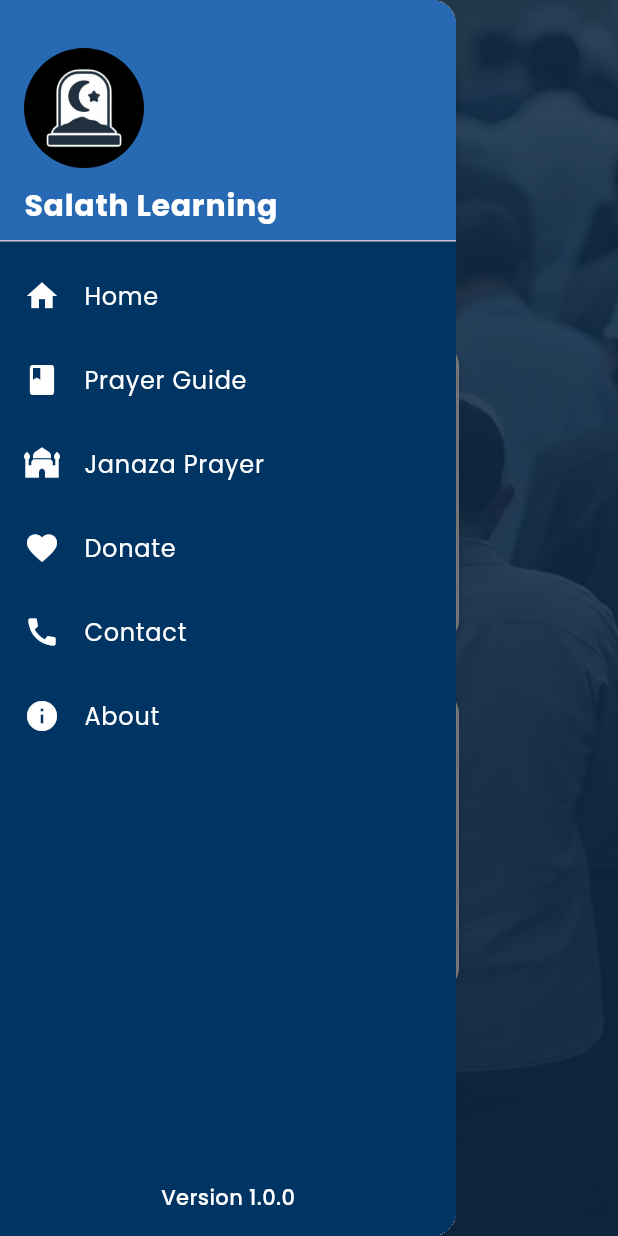
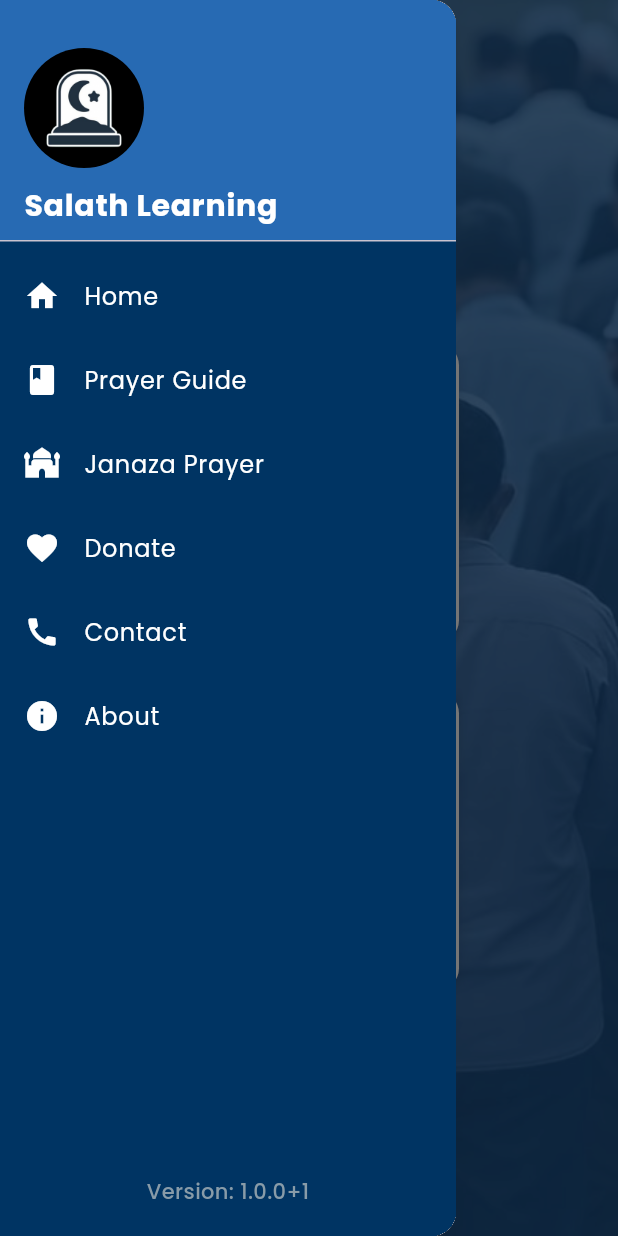
Before and after one commit to Jalaludheen25/Salat_jnz, a Flutter app: the HomeScreen screen opened directly, with the side drawer open, on a phone screen of 412 x 824 dp. Run offline on Flutter 3.47's test engine with Material 3 defaults, Android fonts, the phone set to English and light mode, and no system bars; our stand-ins replace flutter_svg, google_fonts, just_audio, shared_preferences; accounts and stored records are empty.

Commit message:
🔖 Display app version in drawer using constants

```diff
--- /dev/null
+++ b/lib/constants/appkeys.dart
@@ -0,0 +1,4 @@
+class appkeys {
+  static const String appname = 'Salath Janaza';
+  static const String appversion = '1.0.0+1';
+}
--- a/lib/screen/home screen.dart
+++ b/lib/screen/home screen.dart
@@ -1,5 +1,6 @@
 import 'package:flutter/material.dart';
 import 'package:google_fonts/google_fonts.dart';
+import 'package:salat_al_janaza/constants/appkeys.dart';
 import 'package:salat_al_janaza/constants/colorclass.dart';
 import 'package:salat_al_janaza/constants/iconclass.dart';
 import 'package:salat_al_janaza/constants/imagesclass.dart';
@@ -60,7 +61,7 @@ class _HomeScreenState extends State<HomeScreen> {
             children: [
               const SizedBox(width: 10),
               Text(
-                'Salath Janaza',
+                appkeys.appname,
                 style: GoogleFonts.lato(
                   fontSize: 24,
                   fontWeight: FontWeight.w600,
--- a/lib/widget/appdrawer.dart
+++ b/lib/widget/appdrawer.dart
@@ -1,5 +1,6 @@
 import 'package:flutter/material.dart';
 import 'package:google_fonts/google_fonts.dart';
+import 'package:salat_al_janaza/constants/appkeys.dart';
 import 'package:salat_al_janaza/constants/colorclass.dart';
 import 'package:salat_al_janaza/screen/drawer/aboutpage.dart';
 import 'package:salat_al_janaza/screen/drawer/donatepage.dart';
@@ -8,7 +9,7 @@ import 'package:salat_al_janaza/screen/drawer/conactpage.dart';
 import 'package:salat_al_janaza/screen/salatalJanazascreen.dart';
 
 class AppDrawer extends StatefulWidget {
-   AppDrawer({Key? key}) : super(key: key);
+  AppDrawer({Key? key}) : super(key: key);
 
   @override
   State<AppDrawer> createState() => _AppDrawerState();
@@ -29,7 +30,6 @@ class _AppDrawerState extends State<AppDrawer> {
                   DrawerHeader(
                     decoration: BoxDecoration(
                       color: ColorClass.primaryColor,
-
                     ),
                     child: Column(
                       crossAxisAlignment: CrossAxisAlignment.start,
@@ -67,7 +67,7 @@ class _AppDrawerState extends State<AppDrawer> {
                       Navigator.push(
                           context,
                           MaterialPageRoute(
-                              builder: (context) =>  MayyithScreen()));
+                              builder: (context) => MayyithScreen()));
                     },
                   ),
                   _buildDrawerItem(
@@ -78,39 +78,38 @@ class _AppDrawerState extends State<AppDrawer> {
                       Navigator.push(
                           context,
                           MaterialPageRoute(
-                              builder: (context) =>  SalatAlJanazaScreen()));
+                              builder: (context) => SalatAlJanazaScreen()));
                     },
                   ),
-
                   _buildDrawerItem(
                     icon: Icons.favorite,
                     title: 'Donate',
                     onTap: () => Navigator.push(
                         context,
                         MaterialPageRoute(
-                            builder: (context) =>  DonationDetails())),
+                            builder: (context) => DonationDetails())),
                   ),
                   _buildDrawerItem(
                     icon: Icons.call,
                     title: 'Contact',
                     onTap: () => Navigator.push(context,
-                        MaterialPageRoute(builder: (context) =>  ContactPage())),
+                        MaterialPageRoute(builder: (context) => ContactPage())),
                   ),
                   _buildDrawerItem(
                     icon: Icons.info,
                     title: 'About',
                     onTap: () => Navigator.push(context,
-                        MaterialPageRoute(builder: (context) =>  AboutPage())),
+                        MaterialPageRoute(builder: (context) => AboutPage())),
                   ),
                 ],
               ),
             ),
             Container(
-               padding: EdgeInsets.all(16),
+              padding: EdgeInsets.all(20),
               child: Text(
-                'Version 1.0.0',
+                'Version: ${appkeys.appversion}',
                 style: GoogleFonts.poppins(
-                  color: Colors.white,
+                  color: ColorClass.blueGrey1,
                   fontSize: 14,
                   fontWeight: FontWeight.w500,
                 ),
@@ -130,7 +129,7 @@ class _AppDrawerState extends State<AppDrawer> {
     return ListTile(
       leading: Icon(icon, color: Colors.white),
       title: Text(title,
-          style:  GoogleFonts.poppins(color: Colors.white, fontSize: 16)),
+          style: GoogleFonts.poppins(color: Colors.white, fontSize: 16)),
       onTap: onTap,
     );
   }
```
